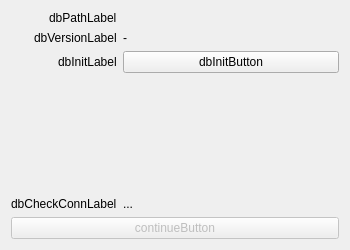
Qt form ui/startup/databaseChecker.ui (ArcaeaOffline/client-pyside6) before a commit.
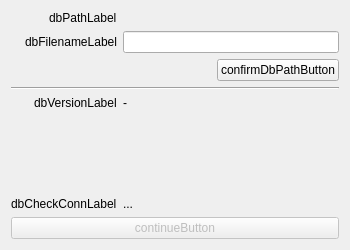
The same form after that commit. Custom widgets are drawn as their Qt base class.

What changed in the file:
```diff
--- a/ui/startup/databaseChecker.ui
+++ b/ui/startup/databaseChecker.ui
@@ -25,51 +25,56 @@
     </widget>
    </item>
    <item row="0" column="1">
-    <widget class="FileSelector" name="dbFileSelector" native="true"/>
+    <widget class="FileSelector" name="dbDirSelector" native="true"/>
    </item>
    <item row="1" column="0">
-    <widget class="QLabel" name="label_2">
+    <widget class="QLabel" name="label_3">
      <property name="text">
-      <string>dbVersionLabel</string>
+      <string>dbFilenameLabel</string>
      </property>
     </widget>
    </item>
    <item row="1" column="1">
-    <widget class="QLabel" name="dbVersionLabel">
-     <property name="text">
-      <string notr="true">-</string>
-     </property>
-    </widget>
-   </item>
-   <item row="2" column="0">
-    <widget class="QLabel" name="label_4">
-     <property name="text">
-      <string>dbInitLabel</string>
-     </property>
-    </widget>
-   </item>
-   <item row="4" column="0">
-    <widget class="QLabel" name="label_5">
-     <property name="text">
-      <string>dbCheckConnLabel</string>
-     </property>
-    </widget>
+    <widget class="QLineEdit" name="dbFilenameLineEdit"/>
    </item>
    <item row="2" column="1">
-    <widget class="QPushButton" name="dbInitButton">
-     <property name="text">
-      <string>dbInitButton</string>
-     </property>
-    </widget>
+    <layout class="QHBoxLayout" name="horizontalLayout">
+     <item>
+      <spacer name="horizontalSpacer">
+       <property name="orientation">
+        <enum>Qt::Horizontal</enum>
+       </property>
+       <property name="sizeHint" stdset="0">
+        <size>
+         <width>40</width>
+         <height>20</height>
+        </size>
+       </property>
+      </spacer>
+     </item>
+     <item>
+      <widget class="QPushButton" name="confirmDbPathButton">
+       <property name="sizePolicy">
+        <sizepolicy hsizetype="Maximum" vsizetype="Fixed">
+         <horstretch>0</horstretch>
+         <verstretch>0</verstretch>
+        </sizepolicy>
+       </property>
+       <property name="text">
+        <string>confirmDbPathButton</string>
+       </property>
+      </widget>
+     </item>
+    </layout>
    </item>
    <item row="4" column="1">
-    <widget class="QLabel" name="dbCheckConnLabel">
+    <widget class="QLabel" name="dbVersionLabel">
      <property name="text">
-      <string notr="true">...</string>
+      <string notr="true">-</string>
      </property>
     </widget>
    </item>
-   <item row="3" column="1">
+   <item row="6" column="1">
     <spacer name="verticalSpacer">
      <property name="orientation">
       <enum>Qt::Vertical</enum>
@@ -82,7 +87,21 @@
      </property>
     </spacer>
    </item>
-   <item row="5" column="0" colspan="2">
+   <item row="7" column="0">
+    <widget class="QLabel" name="label_5">
+     <property name="text">
+      <string>dbCheckConnLabel</string>
+     </property>
+    </widget>
+   </item>
+   <item row="7" column="1">
+    <widget class="QLabel" name="dbCheckConnLabel">
+     <property name="text">
+      <string notr="true">...</string>
+     </property>
+    </widget>
+   </item>
+   <item row="8" column="0" colspan="2">
     <widget class="QPushButton" name="continueButton">
      <property name="enabled">
       <bool>false</bool>
@@ -92,6 +111,20 @@
      </property>
     </widget>
    </item>
+   <item row="4" column="0">
+    <widget class="QLabel" name="label_2">
+     <property name="text">
+      <string>dbVersionLabel</string>
+     </property>
+    </widget>
+   </item>
+   <item row="3" column="0" colspan="2">
+    <widget class="Line" name="line">
+     <property name="orientation">
+      <enum>Qt::Horizontal</enum>
+     </property>
+    </widget>
+   </item>
   </layout>
  </widget>
  <customwidgets>
```
